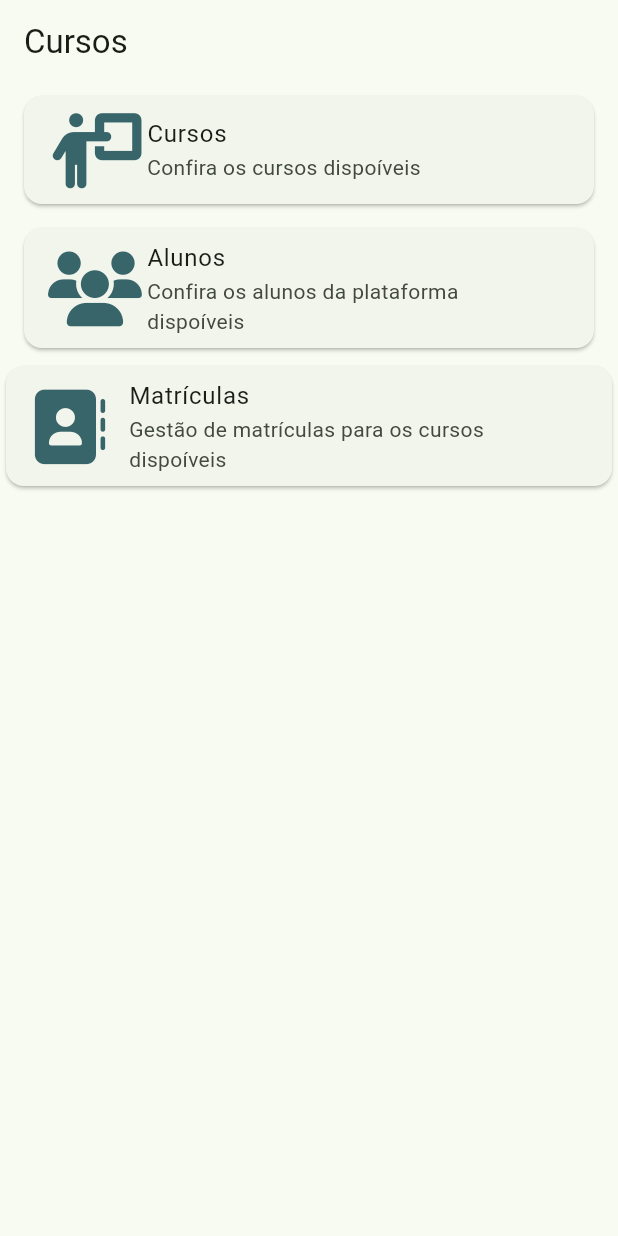
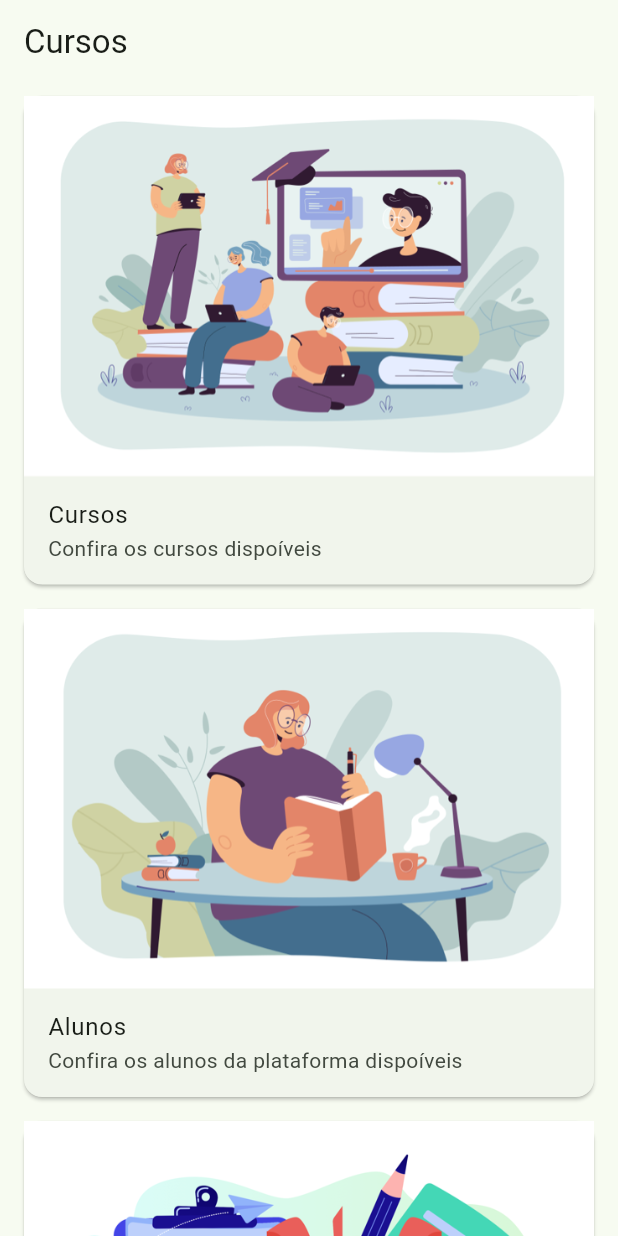
Before and after one commit to BZR4/vrsoft_test_inovar, a Flutter app: the screen it shows after launch, on a phone screen of 412 x 824 dp. Run offline on Flutter 3.47's test engine with Material 2 defaults, Android fonts, the phone set to English and light mode, and no system bars; our stand-ins replace auto_size_text, flutter_mobx, flutter_modular, font_awesome_flutter, mobx, objectbox; generated files the repository leaves out were written again.

Commit message:
main
- Ajustes visuais na tela principal.

```diff
--- a/lib/app/modules/curso/pages/curso_matricula.dart
+++ b/lib/app/modules/curso/pages/curso_matricula.dart
@@ -115,12 +115,12 @@ class _CursoMatriculaState extends State<CursoMatricula> {
             mensagem = 'Oops! Selcione o aluno e o curso!';
           }
 
-          if (alunoSelecionado!.cursos.length > 2) {
+          if (alunoSelecionado != null && alunoSelecionado!.cursos.length > 2) {
             isAlunoExcedeMatriculas = true;
             mensagem = 'Limite máximo de matriculas por aluno.';
           }
 
-          if (cursoSelecionado!.alunos.length > 9) {
+          if (cursoSelecionado != null && cursoSelecionado!.alunos.length > 9) {
             isCursoExceMatriculas = true;
             mensagem = 'Limite máximo de matriculas por curso.';
           }
--- a/lib/app/modules/home/home_page.dart
+++ b/lib/app/modules/home/home_page.dart
@@ -18,6 +18,7 @@ class _HomePageState extends State<HomePage> {
 
   @override
   Widget build(BuildContext context) {
+    final height = MediaQuery.of(context).size.height;
     return Scaffold(
       appBar: AppBar(
         title: const Text('Cursos'),
@@ -27,44 +28,53 @@ class _HomePageState extends State<HomePage> {
             onTap: () => Modular.to.navigate('/cursos/'),
             child: Card(
               margin: const EdgeInsets.symmetric(vertical: 8, horizontal: 16),
-              child: ListTile(
-                leading: Icon(
-                  FontAwesomeIcons.personChalkboard,
-                  size: 50,
-                  color: Theme.of(context).colorScheme.tertiary,
-                ),
-                title: const Text('Cursos'),
-                subtitle: const Text('Confira os cursos dispoíveis'),
+              child: Column(
+                children: [
+                  Image.asset(
+                    'assets/images/curso_reduzido.png',
+                    fit: BoxFit.fitHeight,
+                  ),
+                  const ListTile(
+                    title: Text('Cursos'),
+                    subtitle: Text('Confira os cursos dispoíveis'),
+                  ),
+                ],
               ),
             )),
         GestureDetector(
           onTap: () => Modular.to.navigate('/alunos/'),
           child: Card(
             margin: const EdgeInsets.symmetric(vertical: 8, horizontal: 16),
-            child: ListTile(
-              leading: Icon(
-                FontAwesomeIcons.users,
-                size: 50,
-                color: Theme.of(context).colorScheme.tertiary,
-              ),
-              title: const Text('Alunos'),
-              subtitle:
-                  const Text('Confira os alunos da plataforma dispoíveis'),
+            child: Column(
+              children: [
+                Image.asset(
+                  'assets/images/aluno_reduzido.png',
+                  fit: BoxFit.fitHeight,
+                ),
+                const ListTile(
+                  title: Text('Alunos'),
+                  subtitle: Text('Confira os alunos da plataforma dispoíveis'),
+                ),
+              ],
             ),
           ),
         ),
         GestureDetector(
           onTap: () => Modular.to.navigate('/cursos/matriculas'),
           child: Card(
-            child: ListTile(
-              leading: Icon(
-                FontAwesomeIcons.solidAddressBook,
-                size: 50,
-                color: Theme.of(context).colorScheme.tertiary,
-              ),
-              title: const Text('Matrículas'),
-              subtitle:
-                  const Text('Gestão de matrículas para os cursos dispoíveis'),
+            margin: const EdgeInsets.symmetric(vertical: 8, horizontal: 16),
+            child: Column(
+              children: [
+                Image.asset(
+                  'assets/images/matricula_reduzido.png',
+                  fit: BoxFit.fitHeight,
+                ),
+                const ListTile(
+                  title: Text('Matrículas'),
+                  subtitle:
+                      Text('Gestão de matrículas para os cursos dispoíveis'),
+                ),
+              ],
             ),
           ),
         ),
--- a/lib/app/shared/utils/texto_utils.dart
+++ b/lib/app/shared/utils/texto_utils.dart
@@ -1,9 +1,7 @@
 class TextoUtils {
   static String getIniciais(String texto) {
     return texto
-        .replaceAll(' de ', ' ')
-        .replaceAll(' da ', ' ')
-        .replaceAll(' para ', ' ')
+        .trim()
         .split(' ')
         .map((e) => e[0].toUpperCase())
         .toList()
```
Also changed, not shown: assets/images/aluno_reduzido.png (added), assets/images/curso_reduzido.png (added), assets/images/matricula_reduzido.png (added).
